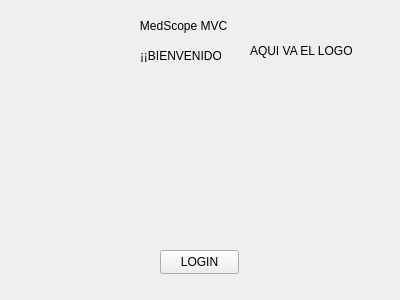
Above: ui/bienvenida.ui from Lm4e/Proyecto_final before the change. Below: the same form after it.
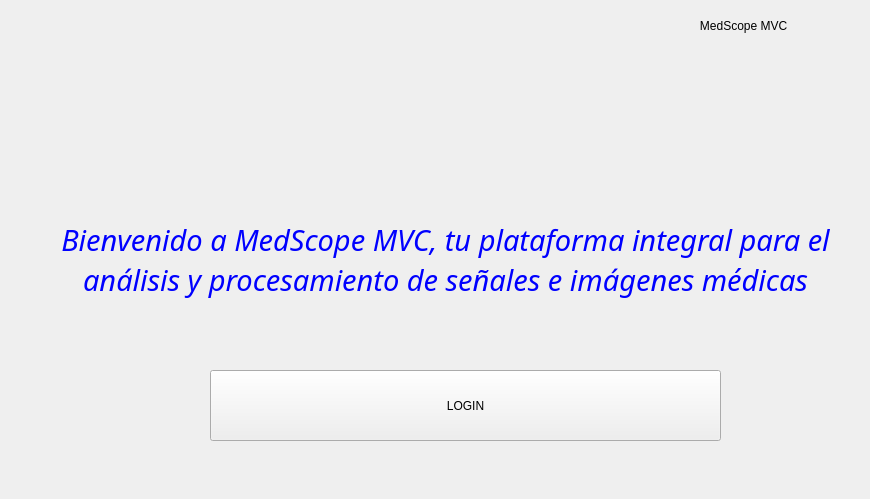
That is the form after the change. Icons and pictures are not drawn.

```diff
--- a/ui/bienvenida.ui
+++ b/ui/bienvenida.ui
@@ -6,8 +6,8 @@
    <rect>
     <x>0</x>
     <y>0</y>
-    <width>400</width>
-    <height>300</height>
+    <width>870</width>
+    <height>499</height>
    </rect>
   </property>
   <property name="windowTitle">
@@ -16,7 +16,7 @@
   <widget class="QLabel" name="lbl_nombre_app">
    <property name="geometry">
     <rect>
-     <x>130</x>
+     <x>690</x>
      <y>10</y>
      <width>101</width>
      <height>31</height>
@@ -29,42 +29,66 @@
   <widget class="QLabel" name="lbl_bienvenida">
    <property name="geometry">
     <rect>
-     <x>140</x>
-     <y>40</y>
-     <width>81</width>
-     <height>31</height>
+     <x>30</x>
+     <y>170</y>
+     <width>831</width>
+     <height>181</height>
     </rect>
    </property>
-   <property name="text">
-    <string>¡¡BIENVENIDO!!</string>
+   <property name="font">
+    <font>
+     <family>Swis721 LtCn BT</family>
+     <pointsize>22</pointsize>
+    </font>
    </property>
-  </widget>
-  <widget class="QLabel" name="lbl_imagen_app">
-   <property name="geometry">
-    <rect>
-     <x>250</x>
-     <y>10</y>
-     <width>151</width>
-     <height>81</height>
-    </rect>
+   <property name="styleSheet">
+    <string notr="true">color: rgb(0, 0, 255);</string>
    </property>
    <property name="text">
-    <string>AQUI VA EL LOGO</string>
+    <string>&lt;html&gt;&lt;head/&gt;&lt;body&gt;&lt;p align=&quot;center&quot;&gt;&lt;span style=&quot; font-style:italic;&quot;&gt;Bienvenido a MedScope MVC, tu plataforma integral para el análisis y procesamiento de señales e imágenes médicas&lt;/span&gt;&lt;/p&gt;&lt;/body&gt;&lt;/html&gt;</string>
+   </property>
+   <property name="textFormat">
+    <enum>Qt::TextFormat::AutoText</enum>
+   </property>
+   <property name="alignment">
+    <set>Qt::AlignmentFlag::AlignCenter</set>
+   </property>
+   <property name="wordWrap">
+    <bool>true</bool>
    </property>
   </widget>
   <widget class="QPushButton" name="btn_iniciar">
    <property name="geometry">
     <rect>
-     <x>160</x>
-     <y>250</y>
-     <width>79</width>
-     <height>24</height>
+     <x>210</x>
+     <y>370</y>
+     <width>511</width>
+     <height>71</height>
     </rect>
    </property>
    <property name="text">
     <string>LOGIN</string>
    </property>
   </widget>
+  <widget class="QLabel" name="lbl_imagen_app">
+   <property name="geometry">
+    <rect>
+     <x>230</x>
+     <y>10</y>
+     <width>450</width>
+     <height>135</height>
+    </rect>
+   </property>
+   <property name="text">
+    <string/>
+   </property>
+   <property name="pixmap">
+    <pixmap>../../../../OneDrive/Imágenes/Captura de pantalla 2026-11-22 163503.bmp</pixmap>
+   </property>
+   <property name="scaledContents">
+    <bool>true</bool>
+   </property>
+  </widget>
  </widget>
  <resources/>
  <connections/>
```
